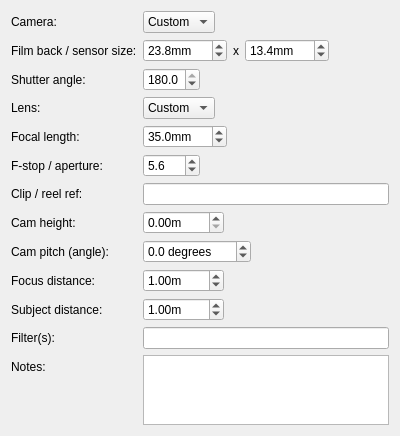
This is core/tools/icAdmin/settings_camera_ui.ui in mjbonnington/icarus-gps as Qt 5 draws it before an edit. The edited form follows.
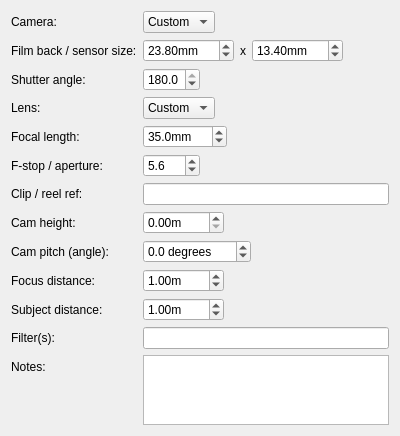
This is the edited form.

The edit to the form file:
```diff
--- a/core/tools/icAdmin/settings_camera_ui.ui
+++ b/core/tools/icAdmin/settings_camera_ui.ui
@@ -51,7 +51,7 @@
         <string>mm</string>
        </property>
        <property name="decimals">
-        <number>1</number>
+        <number>2</number>
        </property>
        <property name="minimum">
         <double>0.100000000000000</double>
@@ -89,7 +89,7 @@
         <string>mm</string>
        </property>
        <property name="decimals">
-        <number>1</number>
+        <number>2</number>
        </property>
        <property name="minimum">
         <double>0.100000000000000</double>
```
Left out of the diff: 11 changed lines with no effect on the pictures.
